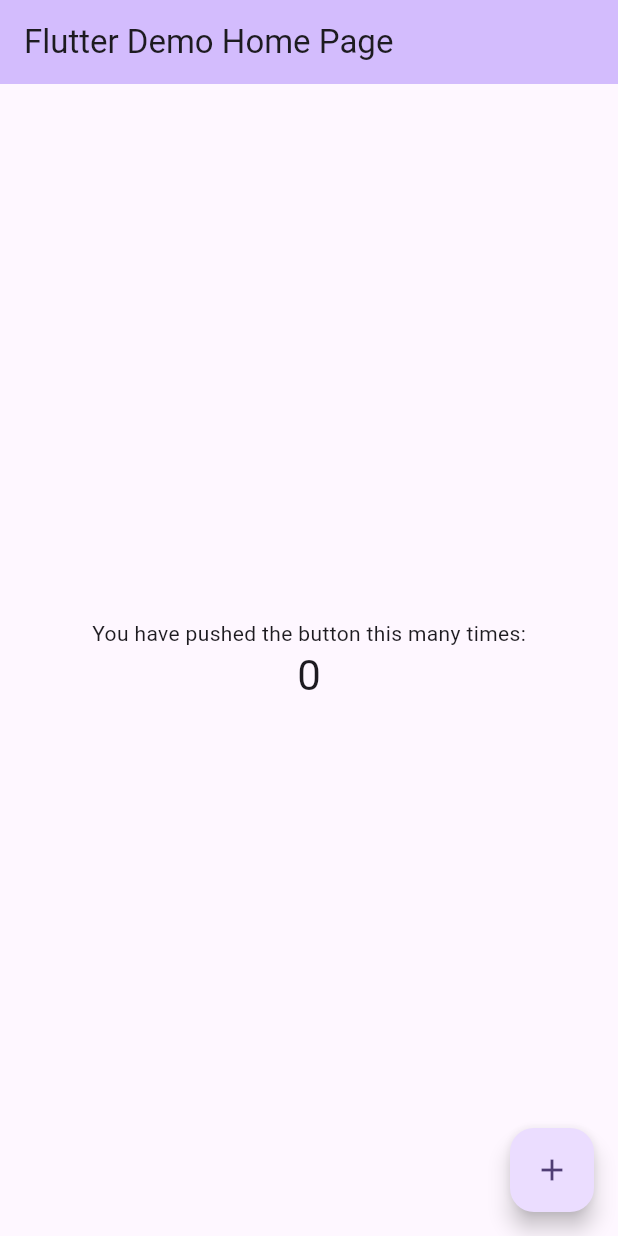
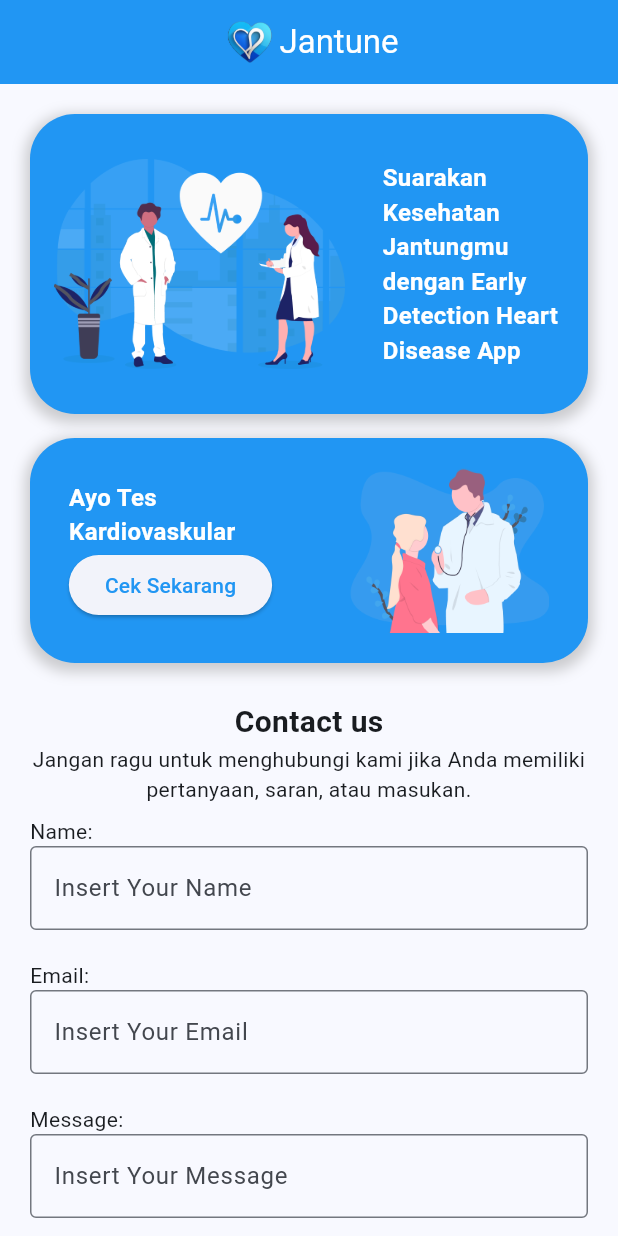
Before and after one commit to ariff-m/code_competance1, a Flutter app: the screen it shows after launch, on a phone screen of 412 x 824 dp. Run offline on Flutter 3.47's test engine with Material 3 defaults, Android fonts, the phone set to English and light mode, and no system bars; our stand-ins replace email_validator.

Commit message:
added home page

```diff
--- /dev/null
+++ b/Weekly1/project/code_competance1/lib/home_page.dart
@@ -0,0 +1,397 @@
+import 'package:flutter/material.dart';
+import 'package:email_validator/email_validator.dart';
+
+class Contact {
+  final String username;
+  final String email;
+  final String message;
+
+  Contact({
+    required this.username,
+    required this.email,
+    required this.message,
+  });
+
+  @override
+  String toString() {
+    return '{Name: $username, Email: $email, Message: $message}\n';
+  }
+}
+
+class MyHomePage extends StatefulWidget {
+  const MyHomePage({super.key});
+
+  @override
+  State<MyHomePage> createState() => _MyHomePageState();
+}
+
+class _MyHomePageState extends State<MyHomePage> {
+  TextEditingController nameController = TextEditingController();
+  TextEditingController emailController = TextEditingController();
+  TextEditingController messageController = TextEditingController();
+
+  final _formKey = GlobalKey<FormState>();
+
+  String _name = "";
+  String? _errorName;
+  String _email = "";
+  String? _errorEmail;
+  String _message = "";
+  String? _errorMessage;
+
+  List<Contact> contacts = [];
+
+  int? selectedIndex;
+
+  @override
+  Widget build(BuildContext context) {
+    return Scaffold(
+      appBar: AppBar(
+        title: Row(
+          mainAxisAlignment: MainAxisAlignment.center,
+          children: [
+            Image.asset(
+              'assets/logojantune.png',
+              width: 40,
+              height: 40,
+            ),
+            const Text(
+              'Jantune',
+              style: TextStyle(color: Colors.white),
+            ),
+          ],
+        ),
+        backgroundColor: Colors.blue,
+        iconTheme: const IconThemeData(
+          color: Colors.white,
+        ),
+        centerTitle: true,
+      ),
+      body: SingleChildScrollView(
+        child: Padding(
+          padding: const EdgeInsets.only(right: 20, left: 20),
+          child: Column(
+            children: [
+              const SizedBox(
+                height: 20,
+              ),
+              Container(
+                padding: const EdgeInsets.only(right: 16, left: 16),
+                height: 200,
+                width: double.infinity,
+                decoration: BoxDecoration(
+                  color: Colors.blue,
+                  borderRadius: BorderRadius.circular(30),
+                  boxShadow: [
+                    BoxShadow(
+                      color: Colors.grey.withOpacity(0.5),
+                      spreadRadius: 3,
+                      blurRadius: 7,
+                      offset: const Offset(0, 3),
+                    ),
+                  ],
+                ),
+                child: Row(
+                  mainAxisAlignment: MainAxisAlignment.spaceBetween,
+                  children: [
+                    Image.asset(
+                      'assets/login image.png',
+                      height: 140,
+                    ),
+                    const SizedBox(
+                      width: 25,
+                    ),
+                    const Expanded(
+                      child: Text(
+                        'Suarakan Kesehatan Jantungmu dengan Early Detection Heart Disease App',
+                        style: TextStyle(
+                          fontSize: 16,
+                          color: Colors.white,
+                          fontWeight: FontWeight.bold,
+                        ),
+                        softWrap: true,
+                      ),
+                    ),
+                  ],
+                ),
+              ),
+              const SizedBox(height: 16),
+              Container(
+                height: 150,
+                width: double.infinity,
+                decoration: BoxDecoration(
+                  color: Colors.blue,
+                  borderRadius: BorderRadius.circular(30),
+                  boxShadow: [
+                    BoxShadow(
+                      color: Colors.grey.withOpacity(0.5),
+                      spreadRadius: 3,
+                      blurRadius: 7,
+                      offset: const Offset(0, 3),
+                    )
+                  ],
+                ),
+                child: Row(
+                  mainAxisAlignment: MainAxisAlignment.spaceAround,
+                  crossAxisAlignment: CrossAxisAlignment.center,
+                  children: [
+                    Column(
+                      mainAxisAlignment: MainAxisAlignment.center,
+                      crossAxisAlignment: CrossAxisAlignment.start,
+                      children: [
+                        const Text(
+                          'Ayo Tes',
+                          style: TextStyle(
+                            color: Colors.white,
+                            fontSize: 16,
+                            fontWeight: FontWeight.bold,
+                          ),
+                        ),
+                        const Text(
+                          'Kardiovaskular',
+                          style: TextStyle(
+                            color: Colors.white,
+                            fontSize: 16,
+                            fontWeight: FontWeight.bold,
+                          ),
+                        ),
+                        ElevatedButton(
+                          onPressed: () {},
+                          style: ElevatedButton.styleFrom(
+                              //backgroundColor: Colors.blue,
+                              ),
+                          child: const Text(
+                            'Cek Sekarang',
+                            style: TextStyle(color: Colors.blue),
+                          ),
+                        ),
+                      ],
+                    ),
+                    Image.asset(
+                      'assets/doctor.png',
+                      height: 110,
+                    ),
+                  ],
+                ),
+              ),
+              const SizedBox(height: 25),
+              const Center(
+                child: Column(
+                  children: [
+                    Text(
+                      'Contact us',
+                      style: TextStyle(
+                        fontSize: 20,
+                        fontWeight: FontWeight.bold,
+                      ),
+                    ),
+                    Text(
+                      'Jangan ragu untuk menghubungi kami jika Anda memiliki pertanyaan, saran, atau masukan.',
+                      textAlign: TextAlign.center,
+
+                    )
+                  ],
+                ),
+              ),
+              const SizedBox(height: 8),
+              Form(
+                key: _formKey,
+                child: Column(
+                  children: [
+                    const Row(
+                      mainAxisAlignment: MainAxisAlignment.start,
+                      children: [
+                        Text('Name:'),
+                      ],
+                    ),
+                    inputName(),
+                    const SizedBox(height: 20),
+                    const Row(
+                      mainAxisAlignment: MainAxisAlignment.start,
+                      children: [
+                        Text('Email:'),
+                      ],
+                    ),
+                    inputEmail(),
+                    const SizedBox(height: 20),
+                    const Row(
+                      mainAxisAlignment: MainAxisAlignment.start,
+                      children: [
+                        Text('Message:'),
+                      ],
+                    ),
+                    inputMessage(),
+                    const SizedBox(height: 20),
+                    Row(
+                      mainAxisAlignment: MainAxisAlignment.end,
+                      children: [
+                        ElevatedButton(
+                          onPressed: () {
+                            if (_errorName == null &&
+                                _errorEmail == null &&
+                                _errorMessage == null) {
+                              if (selectedIndex != null) {
+                                contacts[selectedIndex!] = Contact(
+                                  username: nameController.text,
+                                  email: emailController.text,
+                                  message: messageController.text,
+                                );
+                              } else {
+                                contacts.add(
+                                  Contact(
+                                    username: nameController.text,
+                                    email: emailController.text,
+                                    message: messageController.text,
+                                  ),
+                                );
+                              }
+                            }
+                            setState(() {});
+                            // ignore: avoid_print
+                            print(contacts);
+                            showDialog(
+                              context: context,
+                              builder: (BuildContext context) {
+                                return AlertDialog(
+                                  title: const Text(
+                                    'Data yang Anda masukkan:',
+                                    style: TextStyle(
+                                      fontSize: 20,
+                                      fontWeight: FontWeight.bold,
+                                    ),
+                                  ),
+                                  content: SingleChildScrollView(
+                                    child: ListBody(
+                                      children: <Widget>[
+                                        Text('Nama: $_name'),
+                                        Text('Email: $_email'),
+                                        Text('Message: $_message'),
+                                      ],
+                                    ),
+                                  ),
+                                  actions: <Widget>[
+                                    TextButton(
+                                      onPressed: () {
+                                        Navigator.of(context).pop();
+                                      },
+                                      child: const Text('OK'),
+                                    ),
+                                  ],
+                                );
+                              },
+                            );
+
+                            clearController();
+                          },
+                          style: ElevatedButton.styleFrom(
+                            backgroundColor: Colors.blue,
+                          ),
+                          child: const Text(
+                            'Submit',
+                            style: TextStyle(color: Colors.white),
+                          ),
+                        ),
+                      ],
+                    )
+                  ],
+                ),
+              )
+            ],
+          ),
+        ),
+      ),
+    );
+  }
+
+  void clearController() {
+    nameController.clear();
+    emailController.clear();
+    messageController.clear();
+  }
+
+  TextFormField inputName() {
+    return TextFormField(
+      controller: nameController,
+      onChanged: (String value) {
+        _name = value;
+        if (_name.isEmpty) {
+          _errorName = 'Nama harus diisi';
+        } else if (value.trim().split(' ').length < 2) {
+          _errorName = 'Nama harus terdiri dari minimal 2 kata';
+        } else {
+          bool isValid = true;
+          List<String> words = value.trim().split(' ');
+          for (String word in words) {
+            if (RegExp(r'[0-9\W]').hasMatch(word)) {
+              isValid = false;
+              _errorName =
+                  'Nama tidak boleh mengandung angka atau karakter khusus';
+              break;
+            } else if (!RegExp(r'^[A-Z][a-z]*$').hasMatch(word)) {
+              isValid = false;
+              _errorName = 'Setiap kata harus dimulai dengan huruf kapital';
+              break;
+            }
+          }
+          if (isValid) {
+            _errorName = null;
+          }
+        }
+        setState(() {});
+      },
+      decoration: InputDecoration(
+        hintText: 'Insert Your Name',
+        border: const OutlineInputBorder(),
+        errorText: _errorName,
+      ),
+    );
+  }
+
+  TextFormField inputEmail() {
+    return TextFormField(
+      controller: emailController,
+      onChanged: (String value) {
+        _email = value;
+        if (_email.isEmpty) {
+          _errorEmail = 'Email harus diisi';
+        } else if (!EmailValidator.validate(value)) {
+          _errorEmail = 'Email tidak valid';
+        } else {
+          _errorEmail = null;
+          assert(EmailValidator.validate(value));
+        }
+
+        setState(() {});
+      },
+      keyboardType: TextInputType.emailAddress,
+      decoration: InputDecoration(
+        hintText: 'Insert Your Email',
+        border: const OutlineInputBorder(),
+        errorText: _errorEmail,
+      ),
+    );
+  }
+
+  TextFormField inputMessage() {
+    return TextFormField(
+      controller: messageController,
+      onChanged: (String value) {
+        _message = value;
+        if (_message.isEmpty) {
+          _errorMessage = 'Pesan harus diisi';
+        } else {
+          _errorMessage = null;
+        }
+
+        setState(() {});
+      },
+      maxLines: null,
+      keyboardType: TextInputType.multiline,
+      decoration: InputDecoration(
+        hintText: 'Insert Your Message',
+        border: const OutlineInputBorder(),
+        errorText: _errorMessage,
+      ),
+    );
+  }
+}
--- a/Weekly1/project/code_competance1/lib/main.dart
+++ b/Weekly1/project/code_competance1/lib/main.dart
@@ -1,4 +1,6 @@
+import 'package:code_competance1/home_page.dart';
 import 'package:flutter/material.dart';
+
 
 void main() {
   runApp(const MyApp());
@@ -10,60 +12,13 @@ class MyApp extends StatelessWidget {
   @override
   Widget build(BuildContext context) {
     return MaterialApp(
-      title: 'Flutter Demo',
+      debugShowCheckedModeBanner: false,
+      title: 'Code Competance 1',
       theme: ThemeData(
-        colorScheme: ColorScheme.fromSeed(seedColor: Colors.deepPurple),
-        useMaterial3: true,
+        colorScheme: ColorScheme.fromSeed(seedColor: Colors.blue),
+        primarySwatch: Colors.blue,
       ),
-      home: const MyHomePage(title: 'Flutter Demo Home Page'),
+      home: const MyHomePage(),
     );
   }
 }
-
-class MyHomePage extends StatefulWidget {
-  const MyHomePage({super.key, required this.title});
-
-  final String title;
-
-  @override
-  State<MyHomePage> createState() => _MyHomePageState();
-}
-
-class _MyHomePageState extends State<MyHomePage> {
-  int _counter = 0;
-
-  void _incrementCounter() {
-    setState(() {
-      _counter++;
-    });
-  }
-
-  @override
-  Widget build(BuildContext context) {
-    return Scaffold(
-      appBar: AppBar(
-        backgroundColor: Theme.of(context).colorScheme.inversePrimary,
-        title: Text(widget.title),
-      ),
-      body: Center(
-        child: Column(
-          mainAxisAlignment: MainAxisAlignment.center,
-          children: <Widget>[
-            const Text(
-              'You have pushed the button this many times:',
-            ),
-            Text(
-              '$_counter',
-              style: Theme.of(context).textTheme.headlineMedium,
-            ),
-          ],
-        ),
-      ),
-      floatingActionButton: FloatingActionButton(
-        onPressed: _incrementCounter,
-        tooltip: 'Increment',
-        child: const Icon(Icons.add),
-      ),
-    );
-  }
-}
--- a/Weekly1/project/code_competance1/pubspec.yaml
+++ b/Weekly1/project/code_competance1/pubspec.yaml
@@ -35,6 +35,7 @@ dependencies:
   # The following adds the Cupertino Icons font to your application.
   # Use with the CupertinoIcons class for iOS style icons.
   cupertino_icons: ^1.0.6
+  email_validator: ^2.1.17
 
 dev_dependencies:
   flutter_test:
@@ -59,9 +60,8 @@ flutter:
   uses-material-design: true
 
   # To add assets to your application, add an assets section, like this:
-  # assets:
-  #   - images/a_dot_burr.jpeg
-  #   - images/a_dot_ham.jpeg
+  assets:
+    - assets/
 
   # An image asset can refer to one or more resolution-specific "variants", see
   # https://flutter.dev/assets-and-images/#resolution-aware
```
Also changed, not shown: Weekly1/project/code_competance1/assets/doctor.png (added), Weekly1/project/code_competance1/assets/login image.png (added), Weekly1/project/code_competance1/assets/logojantune(2).png (added), Weekly1/project/code_competance1/assets/logojantune.png (added), Weekly1/project/code_competance1/pubspec.lock.
